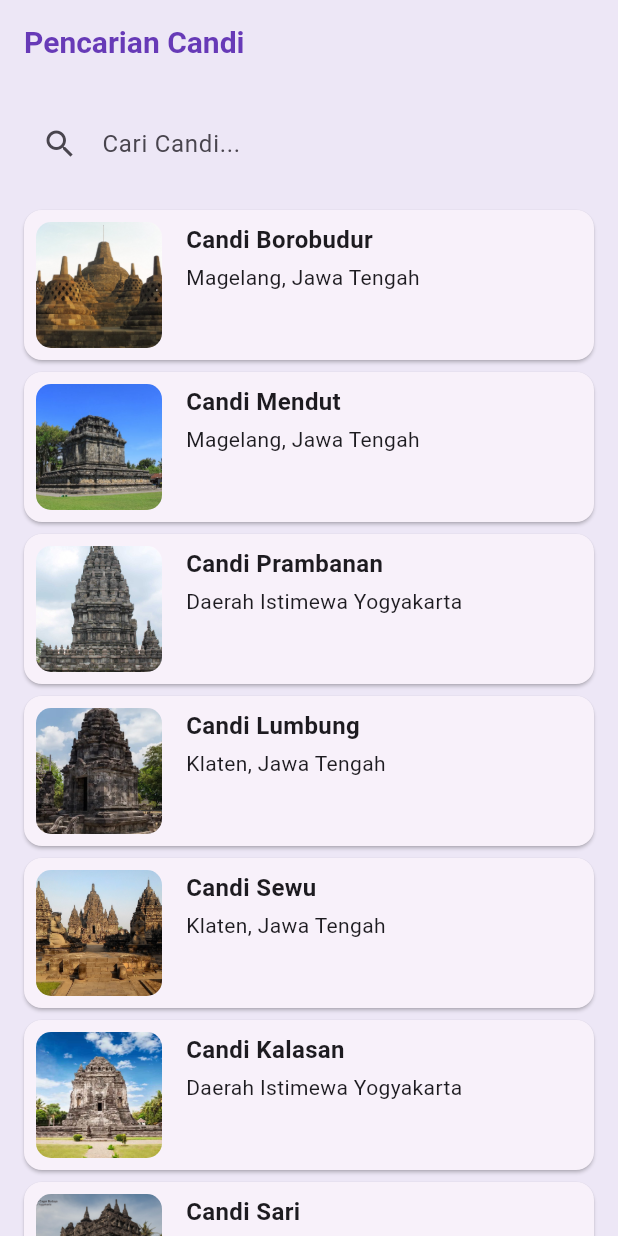
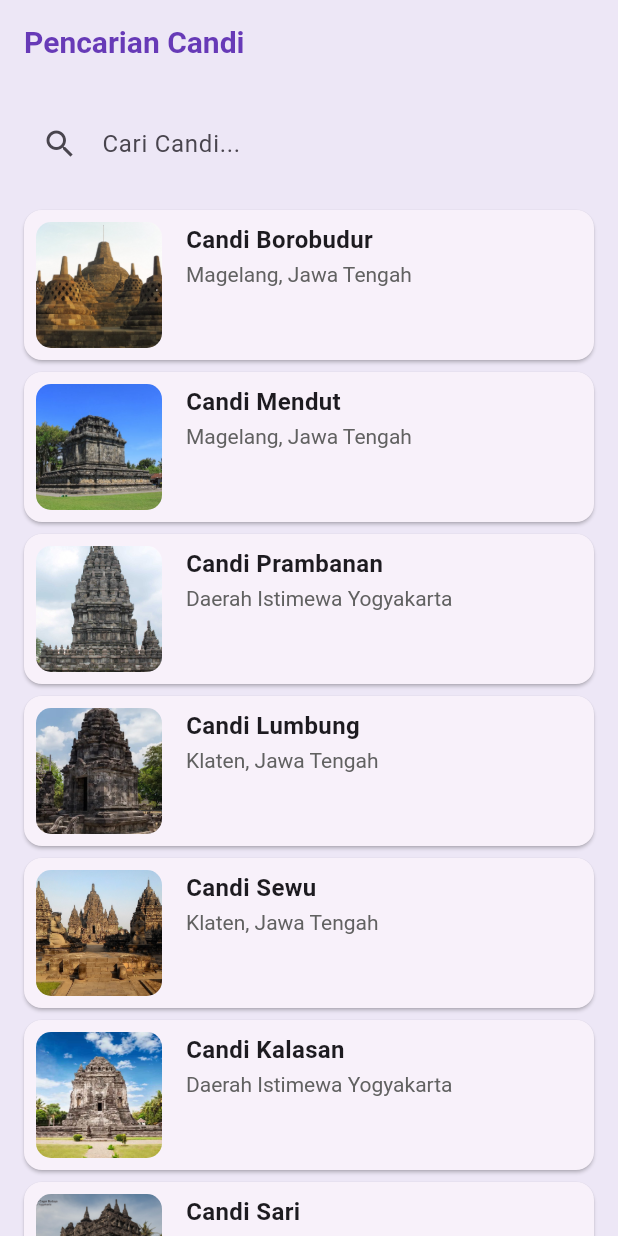
Before and after one commit to SalimTNKuho/wisata_candi_salimalfaruq, a Flutter app: the screen it shows after launch, on a phone screen of 412 x 824 dp. Run offline on Flutter 3.47's test engine with Material 3 defaults, Android fonts, the phone set to English and light mode, and no system bars; our stand-ins replace cached_network_image, flutter_riverpod.

Commit message:
menambahkan fungsi flutter/gestures.dart dalam kodingan? it worked, smoothly at least.

```diff
--- a/lib/screens/search_screen.dart
+++ b/lib/screens/search_screen.dart
@@ -78,6 +78,14 @@ class _SearchScreenState extends State<SearchScreen> {
           ),
           // TODO 5: Buat ListView hasil pencarian sebagai anak dari Column
           Expanded(
+            child: ScrollConfiguration(
+              behavior: ScrollConfiguration.of(context).copyWith(
+                dragDevices: {
+                  PointerDeviceKind.touch,
+                  PointerDeviceKind.mouse,
+                  PointerDeviceKind.trackpad,
+                },
+              ),
               child: ListView.builder(
                 itemCount: _filteredCandis.length,
                 itemBuilder: (context, index) {
@@ -126,7 +134,25 @@ class _SearchScreenState extends State<SearchScreen> {
                                   ),
                                 ),
                                 const SizedBox(height: 4),
-                              Text(candi.location),
+                                RichText(
+                                  text: TextSpan(
+                                    text: candi.location,
+                                    style: TextStyle(
+                                      fontSize: 14,
+                                      color: Colors.grey[700],
+                                    ),
+                                    recognizer: TapGestureRecognizer()
+                                      ..onTap = () {
+                                        Navigator.push(
+                                          context,
+                                          MaterialPageRoute(
+                                            builder: (context) =>
+                                                DetailScreen(candi: candi),
+                                          ),
+                                        );
+                                      },
+                                  ),
+                                ),
                               ],
                             ),
                           ),
@@ -137,6 +163,7 @@ class _SearchScreenState extends State<SearchScreen> {
                 },
               ),
             ),
+          ),
         ],
       ),
     );
```
Lines whose indentation alone changed are shown as unchanged.
